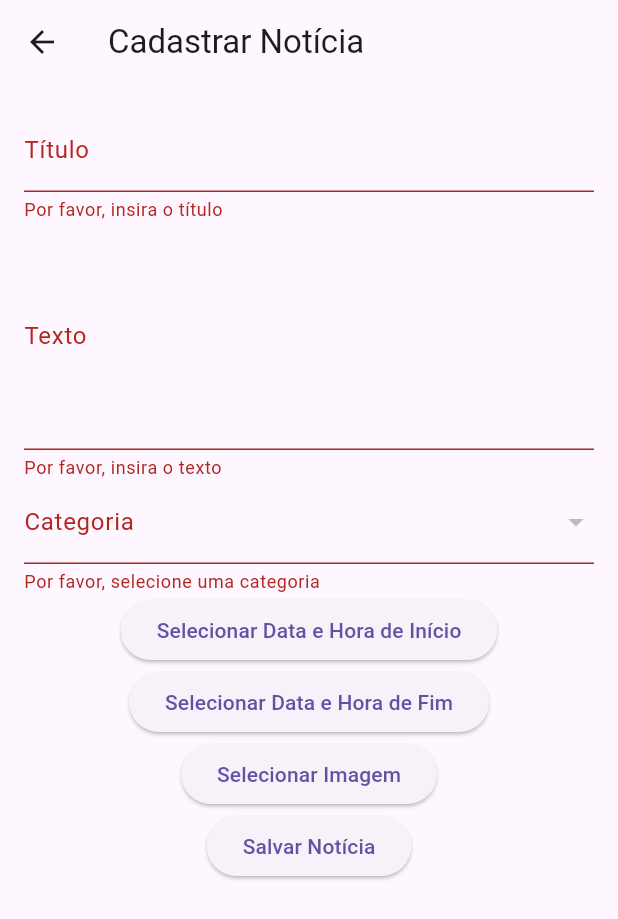
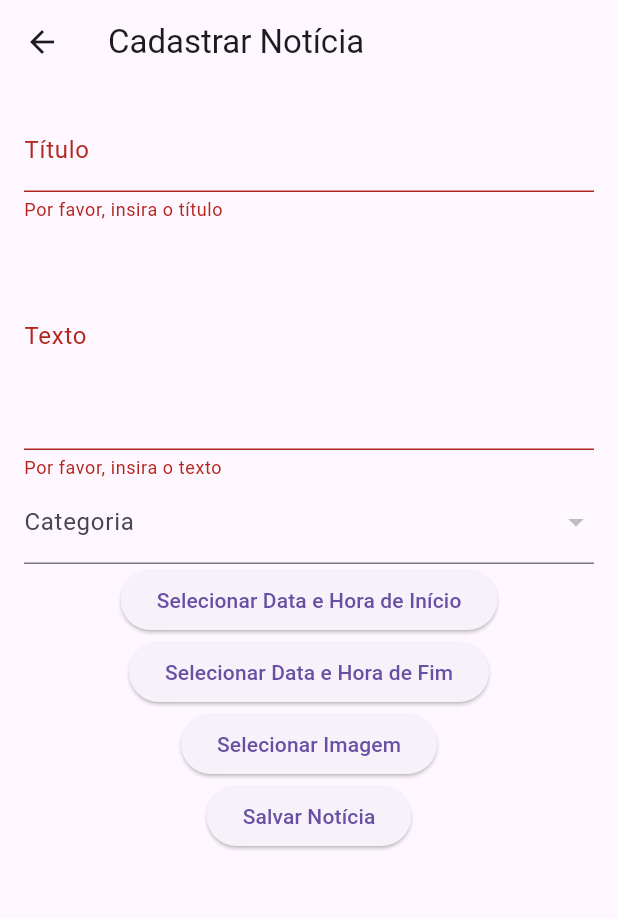
Before and after one commit to felipemadu13/flutter_projeto_final, a Flutter app: the NewsFormScreen screen opened by its route, after a tap on "Salvar Notícia", on a phone screen of 412 x 824 dp. Shown: the top 919 px of the screen. Run offline on Flutter 3.47's test engine with Material 3 defaults, Android fonts, the phone set to English and light mode, and no system bars; our stand-ins replace cloud_firestore, firebase_auth, firebase_core, image_picker; accounts and stored records are empty; generated files the repository leaves out were written again.

Commit message:
feat(categoria): Agora deu certo pegando a categoria da noticia

```diff
--- a/flutter_projeto_final/lib/ui/page/news_form_screen.dart
+++ b/flutter_projeto_final/lib/ui/page/news_form_screen.dart
@@ -27,7 +27,7 @@ class _NewsFormScreenState extends State<NewsFormScreen> {
   DateTime? _dataFimValidade;
   final FirestoreService _firestoreService = FirestoreService();
   bool _criandoCategoria = false;
-  List<String> _categorias = [];
+  List<Map<String, dynamic>> _categorias = [];
   String? _categoriaSelecionada;
   bool _isEditing = false; // Indica se estamos editando uma notícia existente
   int? _noticiaId; // ID da notícia sendo editada
@@ -56,23 +56,64 @@ class _NewsFormScreenState extends State<NewsFormScreen> {
 
       // Valida a categoria selecionada
       final categoriasDaNoticia = widget.noticia!['categorias'] as List<dynamic>? ?? [];
+      print("Categorias da notícia: $categoriasDaNoticia");
       if (categoriasDaNoticia.isNotEmpty) {
-        _categoriaSelecionada = categoriasDaNoticia[0].toString();
+        int idCategoriaNoticia = categoriasDaNoticia[0];
+        _categoriaSelecionada = _categorias.firstWhere(
+              (categoria) => categoria['idCategoria'] == idCategoriaNoticia,
+          orElse: () => {'Nome': null}, // Prevenir erro caso não encontre
+        )['Nome'];
+      }
+
+     /* int idCategoriaSelecionada = _categorias.firstWhere(
+            (categoria) => categoria['nome'] == _categoriaSelecionada,
+        orElse: () => {'id': null},
+      )['id'];
+      */
+
+    ///  List<int> categoriasSelecionadas = [idCategoriaSelecionada];
+
+
+
+    }
+  }
+
+
+  Future<void> _carregarCategorias() async {
+    try {
+      List<Categoria> categorias = await _firestoreService.fetchCategorias();
+      setState(() {
+        _categorias = categorias.map((c) => {'idCategoria': c.idCategoria, 'Nome': c.Nome}).toList();
+      });
+
+      // Agora que as categorias foram carregadas, podemos definir a categoria da notícia
+      if (_isEditing) {
+        _definirCategoriaNoticia();
+      }
+    } catch (e) {
+      print("Erro ao carregar categorias: $e");
+    }
+  }
+
+
+  void _definirCategoriaNoticia() {
+    if (widget.noticia != null) {
+      final categoriasDaNoticia = widget.noticia!['categorias'] as List<dynamic>? ?? [];
+      if (categoriasDaNoticia.isNotEmpty) {
+        int idCategoriaNoticia = categoriasDaNoticia[0];
+
+        final categoriaEncontrada = _categorias.firstWhere(
+              (c) => c['idCategoria'] == idCategoriaNoticia,
+          orElse: () => {'Nome': ''} as Map<String, Object>,
+        );
+
+        setState(() {
+          _categoriaSelecionada = categoriaEncontrada['Nome'];
+        });
       }
     }
   }
 
-  Future<void> _carregarCategorias() async {
-    List<Categoria> categorias = await _firestoreService.fetchCategorias();
-    setState(() {
-      _categorias = categorias.map((categoria) => categoria.Nome).toList();
-
-      // Valida se a categoria selecionada ainda é válida
-      if (_categoriaSelecionada != null && !_categorias.contains(_categoriaSelecionada)) {
-        _categoriaSelecionada = null;
-      }
-    });
-  }
 
   Future<void> _pickImage() async {
     final picker = ImagePicker();
@@ -130,19 +171,30 @@ class _NewsFormScreenState extends State<NewsFormScreen> {
         final String uid = currentUser.uid;
 
         // Obtém as categorias selecionadas
-        List<int> categoriasSelecionadas = _criandoCategoria
-            ? [await _firestoreService.createCategoria(_novaCategoriaController.text)]
-            : [await _firestoreService.getCategoriaIdByNome(_categoriaSelecionada!)];
+        List<int> categoriasSelecionadas = [];
+        if (_criandoCategoria) {
+          final novaCategoriaId = await _firestoreService.createCategoria(_novaCategoriaController.text);
+          categoriasSelecionadas.add(novaCategoriaId);
+        } else if (_categoriaSelecionada != null) {
+          final categoriaId = await _firestoreService.getCategoriaIdByNome(_categoriaSelecionada!);
+          categoriasSelecionadas.add(categoriaId);
+        } else {
+          throw Exception("Nenhuma categoria selecionada.");
+        }
+
 
         if (_isEditing) {
           // Atualiza a notícia existente
           await _firestoreService.editNoticia(_noticiaId!, {
             'titulo': _tituloController.text,
-            'texto': _tituloController.text,
+            'texto': _textoController.text,
             'dataInicioValidade': _dataInicioValidade,
             'dataFimValidade': _dataFimValidade,
             'categorias': categoriasSelecionadas,
+            'dataInclusao': widget.noticia!['dataInclusao'],  // Mantendo a data original
           });
+
+
 
           ScaffoldMessenger.of(context).showSnackBar(
             const SnackBar(content: Text('Notícia atualizada com sucesso!')),
@@ -204,18 +256,21 @@ class _NewsFormScreenState extends State<NewsFormScreen> {
                   validator: (value) => value == null || value.isEmpty ? 'Por favor, insira o texto' : null,
                 ),
                 DropdownButtonFormField<String>(
-                  value: _categorias.contains(_categoriaSelecionada) ? _categoriaSelecionada : null,
+                  value: _categoriaSelecionada,
                   decoration: const InputDecoration(labelText: 'Categoria'),
-                  items: _categorias.map((categoria) {
-                    return DropdownMenuItem(value: categoria, child: Text(categoria));
+                  items: _categorias.map<DropdownMenuItem<String>>((categoria) {
+                    return DropdownMenuItem<String>(
+                      value: categoria['Nome'] as String, // Forçando o tipo como String
+                      child: Text(categoria['Nome'] as String),
+                    );
                   }).toList(),
                   onChanged: (value) {
                     setState(() {
-                      _categoriaSelecionada = value;
+                      _categoriaSelecionada = value!;
                     });
                   },
-                  validator: (value) => value == null ? 'Por favor, selecione uma categoria' : null,
                 ),
+
                 ElevatedButton(
                   onPressed: () => _selectDateTime(context, true),
                   child: Text(_dataInicioValidade == null
```
